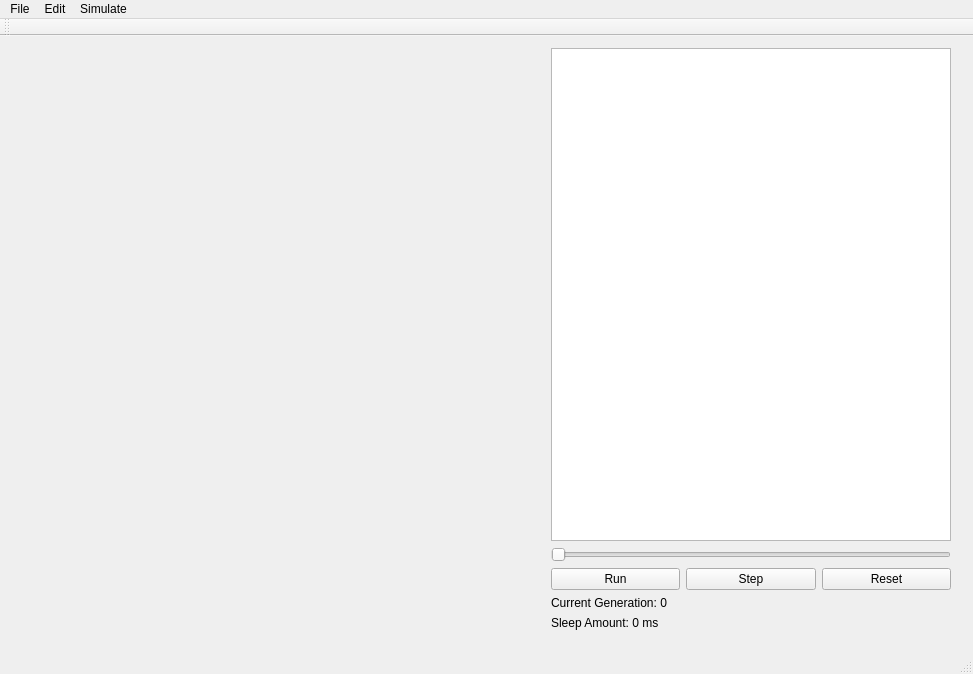
The window that viewer/MainWindow.ui (miguelmartin75/GP-Symbolic-Regression) describes before a commit, drawn with Qt 5.
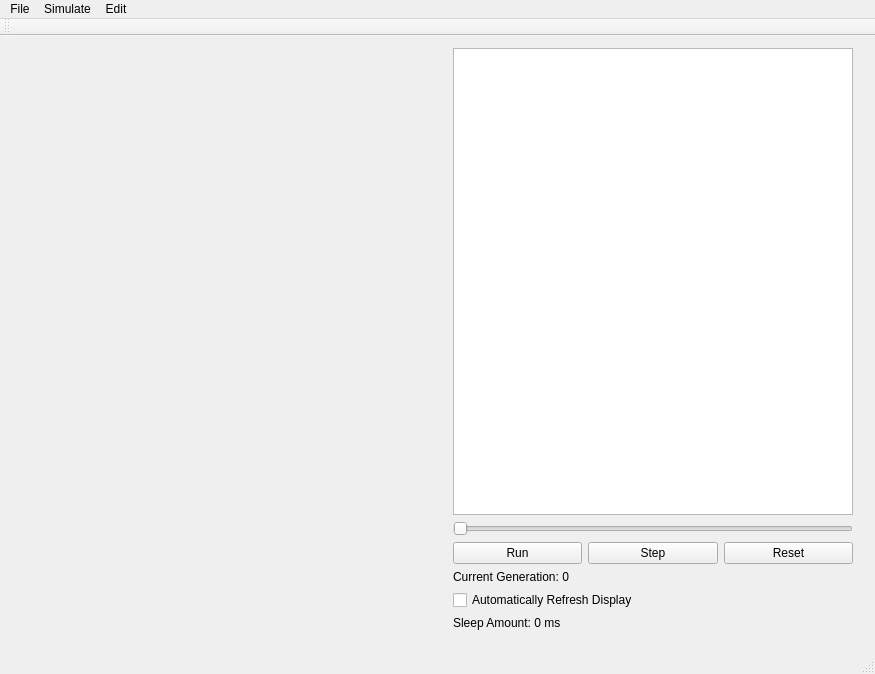
The same window after the commit. Custom widgets are drawn as their Qt base class.

Commit message: [viewer] Fixed race condition which was causing random segfaults [viewer] Added checkbox to automatically refresh display when running or stepping

Patch:
```diff
--- a/viewer/MainWindow.ui
+++ b/viewer/MainWindow.ui
@@ -6,7 +6,7 @@
    <rect>
     <x>0</x>
     <y>0</y>
-    <width>973</width>
+    <width>875</width>
     <height>674</height>
    </rect>
   </property>
@@ -125,6 +125,13 @@
          </property>
         </widget>
        </item>
+       <item>
+        <widget class="QCheckBox" name="autoRefreshDisplayCheckBox">
+         <property name="text">
+          <string>Automatically Refresh Display</string>
+         </property>
+        </widget>
+       </item>
        <item>
         <widget class="QLabel" name="sleepLabel">
          <property name="text">
@@ -142,7 +149,7 @@
     <rect>
      <x>0</x>
      <y>0</y>
-     <width>973</width>
+     <width>875</width>
      <height>22</height>
     </rect>
    </property>
@@ -169,8 +176,8 @@
     <addaction name="actionPreferences"/>
    </widget>
    <addaction name="menuFile"/>
-   <addaction name="menuEdit"/>
    <addaction name="menuSimulate"/>
+   <addaction name="menuEdit"/>
   </widget>
   <widget class="QToolBar" name="mainToolBar">
    <attribute name="toolBarArea">
```
The commit also changes 6 other files.
